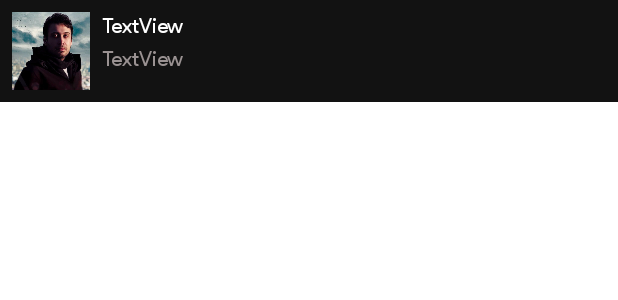
After one commit to merajmusavi/MusicPlayerMain, an Android app: the layout item_music.xml on its own in the app's theme, with its tools: preview values and no code run, on a phone screen of 412 x 824 dp. The commit adds this screen. Shown: the top 300 px of the screen. Run offline under Robolectric (Android 15) with nearby library versions, the phone set to English and light mode, and no system bars.

Commit message:
add music list and ui update

```diff
--- a/app/src/main/java/com/example/musicplayer/MainActivity.java
+++ b/app/src/main/java/com/example/musicplayer/MainActivity.java
@@ -1,6 +1,8 @@
 package com.example.musicplayer;
 
 import androidx.appcompat.app.AppCompatActivity;
+import androidx.recyclerview.widget.LinearLayoutManager;
+import androidx.recyclerview.widget.RecyclerView;
 
 import android.os.Bundle;
 
@@ -10,5 +12,9 @@ public class MainActivity extends AppCompatActivity {
     protected void onCreate(Bundle savedInstanceState) {
         super.onCreate(savedInstanceState);
         setContentView(R.layout.activity_main);
+        RecyclerView recyclerView = findViewById(R.id.rec_mu);
+        MuAdapter muAdapter = new MuAdapter();
+        recyclerView.setLayoutManager(new LinearLayoutManager(this,RecyclerView.VERTICAL,false));
+        recyclerView.setAdapter(muAdapter);
     }
 }
--- /dev/null
+++ b/app/src/main/res/layout/item_music.xml
@@ -0,0 +1,44 @@
+<?xml version="1.0" encoding="utf-8"?>
+<androidx.constraintlayout.widget.ConstraintLayout xmlns:android="http://schemas.android.com/apk/res/android"
+    xmlns:app="http://schemas.android.com/apk/res-auto"
+    xmlns:tools="http://schemas.android.com/tools"
+    android:layout_width="match_parent"
+    android:layout_height="wrap_content"
+    android:background="#121212">
+
+    <ImageView
+        android:id="@+id/iv_art"
+        android:layout_width="52dp"
+        android:layout_height="52dp"
+        android:layout_marginStart="8dp"
+        android:layout_marginTop="8dp"
+        android:layout_marginBottom="8dp"
+        app:layout_constraintBottom_toBottomOf="parent"
+        app:layout_constraintStart_toStartOf="parent"
+        app:layout_constraintTop_toTopOf="parent"
+        app:srcCompat="@drawable/mohsenchavoshi" />
+
+    <TextView
+        android:fontFamily="@font/primary_regular"
+        android:id="@+id/tv_artist_name"
+        android:layout_width="wrap_content"
+        android:layout_height="wrap_content"
+        android:layout_marginStart="8dp"
+        android:text="TextView"
+        android:textColor="@color/white"
+        app:layout_constraintStart_toEndOf="@+id/iv_art"
+        app:layout_constraintTop_toTopOf="@+id/iv_art"
+        app:layout_constraintVertical_chainStyle="packed" />
+
+    <TextView
+        android:fontFamily="@font/primary_regular"
+        android:id="@+id/tv_mu"
+        android:layout_width="wrap_content"
+        android:layout_height="wrap_content"
+        android:layout_marginStart="8dp"
+        android:layout_marginTop="4dp"
+        android:text="TextView"
+        android:textColor="#9A9292"
+        app:layout_constraintStart_toEndOf="@+id/iv_art"
+        app:layout_constraintTop_toBottomOf="@+id/tv_artist_name" />
+</androidx.constraintlayout.widget.ConstraintLayout>
```
Also changed, not shown: app/src/main/java/com/example/musicplayer/MuAdapter.java (added, +50 -0 lines), app/src/main/java/com/example/musicplayer/Music.java (added, +78 -0 lines), app/src/main/res/layout/activity_main.xml (+39 -11 lines), 1 other file.
